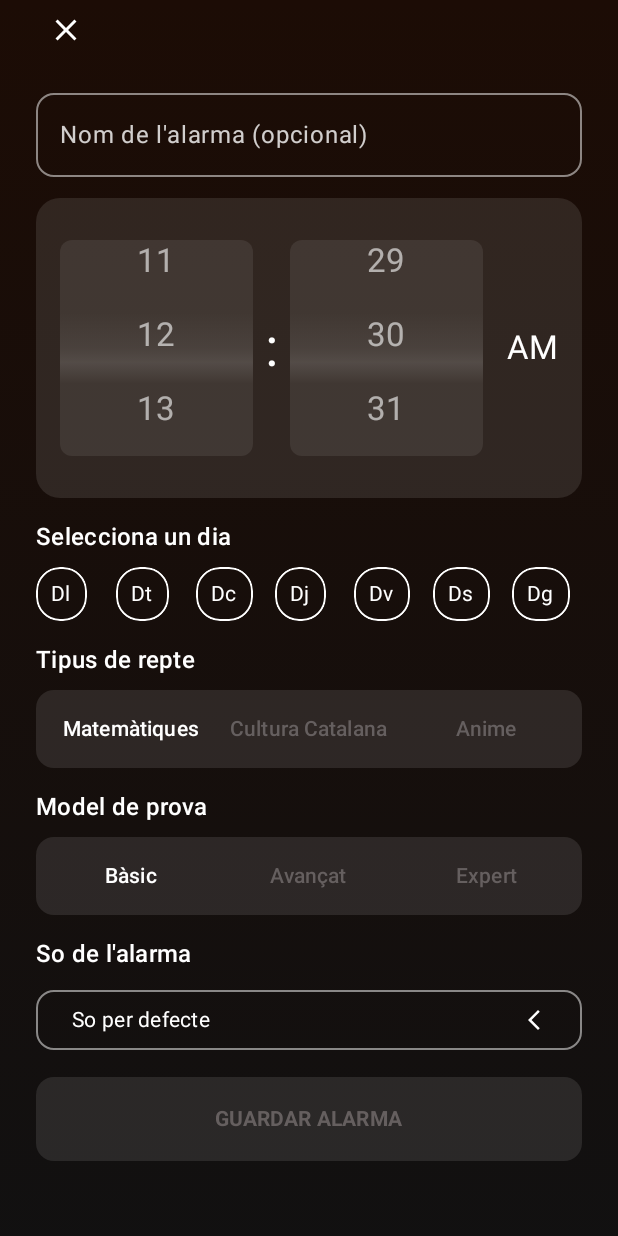
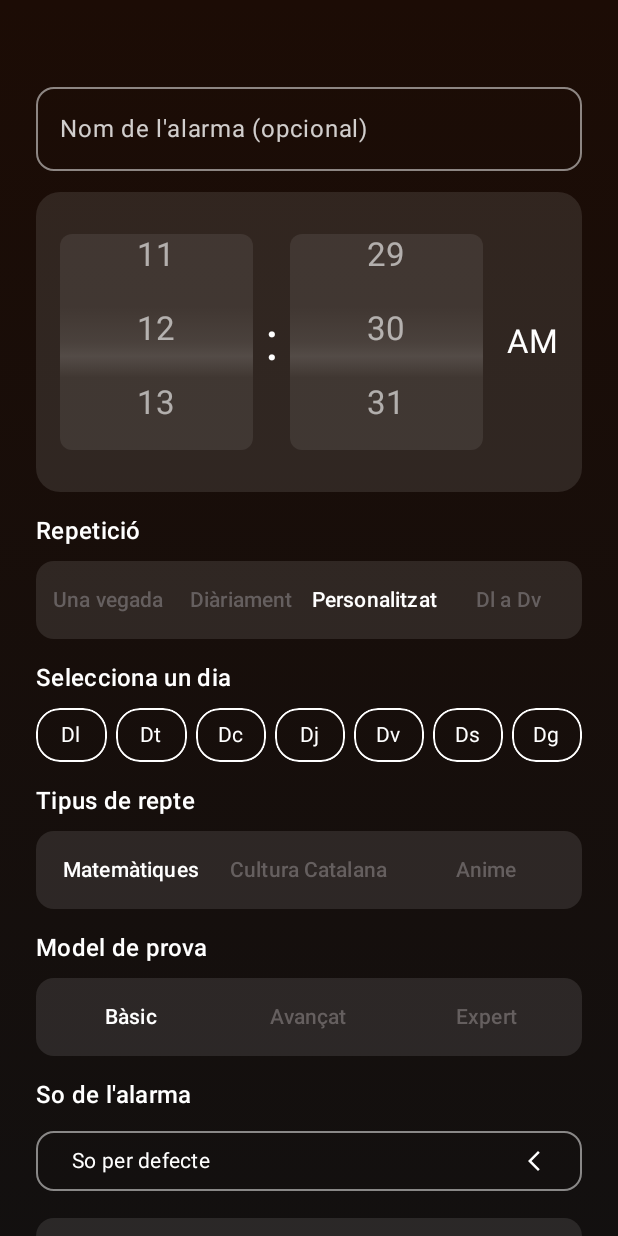
Before and after one commit to BobFarreras/DespertApp, an Android app built with Jetpack Compose: the screen it shows after launch (MainActivity), after a tap on "Afegir alarma", on a phone screen of 412 x 824 dp. Run offline under Robolectric (Android 15) with nearby library versions, the phone set to English and light mode, and no system bars; our stand-ins replace Dagger/Hilt's generated code, Room's generated code.

Commit message:
implementacio de repeticons d'alarma

```diff
--- a/app/src/main/java/com/deixebledenkaito/despertapp/data/AlarmDatabase.kt
+++ b/app/src/main/java/com/deixebledenkaito/despertapp/data/AlarmDatabase.kt
@@ -10,7 +10,7 @@ import androidx.room.migration.Migration
 import androidx.sqlite.db.SupportSQLiteDatabase
 
 // AlarmDatabase.kt
-@Database(entities = [AlarmEntity::class], version = 3)
+@Database(entities = [AlarmEntity::class], version = 4)
 @TypeConverters(Converters::class)
 abstract class AlarmDatabase : RoomDatabase() {
     abstract fun alarmDao(): AlarmDao // Proporciona accés al DAO
@@ -27,16 +27,16 @@ abstract class AlarmDatabase : RoomDatabase() {
                     AlarmDatabase::class.java,
                     "alarm_db"
                 )
-                    .addMigrations(MIGRATION_2_3) // Afegeix aquesta línia
+                    .addMigrations(MIGRATION_3_4) // Afegeix aquesta línia
                     .build()
                 INSTANCE = instance
                 instance
             }
         }
 
-        private val MIGRATION_2_3 = object : Migration(2, 3) {
+        private val MIGRATION_3_4 = object : Migration(3, 4) {
             override fun migrate(db: SupportSQLiteDatabase) {
-                db.execSQL("ALTER TABLE alarms ADD COLUMN challengeType TEXT NOT NULL DEFAULT 'Matemàtiques'")
+                db.execSQL("ALTER TABLE alarms ADD COLUMN repeatType TEXT NOT NULL DEFAULT 'Diàriament'")
             }
         }
     }
--- a/app/src/main/java/com/deixebledenkaito/despertapp/ui/screens/crearAlarma/CrearAlarmaScreen.kt
+++ b/app/src/main/java/com/deixebledenkaito/despertapp/ui/screens/crearAlarma/CrearAlarmaScreen.kt
@@ -16,8 +16,10 @@ import androidx.compose.foundation.layout.height
 
 import androidx.compose.foundation.layout.padding
 import androidx.compose.foundation.layout.size
+import androidx.compose.foundation.rememberScrollState
 
 import androidx.compose.foundation.shape.RoundedCornerShape
+import androidx.compose.foundation.verticalScroll
 import androidx.compose.material.icons.Icons
 import androidx.compose.material.icons.filled.ArrowBackIosNew
 import androidx.compose.material.icons.filled.ArrowForwardIos
@@ -36,6 +38,7 @@ import androidx.compose.material3.OutlinedTextField
 import androidx.compose.material3.Text
 import androidx.compose.material3.TextFieldDefaults
 import androidx.compose.runtime.Composable
+import androidx.compose.runtime.LaunchedEffect
 
 import androidx.compose.runtime.getValue
 
@@ -82,7 +85,8 @@ fun CrearAlarmaScreen(
     var alarmSoundName by remember { mutableStateOf("So per defecte") }
     var showSoundSelector by remember { mutableStateOf(false) }
 
-
+    var repeatType by remember { mutableStateOf("Personalitzat") }
+    val repeatOptions = listOf("Una vegada", "Diàriament", "Personalitzat", "Dl a Dv")
     val days = listOf("Dl", "Dt", "Dc", "Dj", "Dv", "Ds", "Dg")
     val testModels = listOf("Bàsic", "Avançat", "Expert")
 
@@ -90,6 +94,15 @@ fun CrearAlarmaScreen(
     val challengeTypes = listOf("Matemàtiques", "Cultura Catalana", "Anime")
 
     var colorTextButtom = Color(0xF7676161)
+
+    // Actualitzem els dies seleccionats quan canvia el tipus de repetició
+    LaunchedEffect(repeatType) {
+        selectedDays = when (repeatType) {
+            "Dl a Dv" -> listOf(1, 2, 3, 4, 5) // Dl(1) a Dv(5)
+            "Diàriament" -> listOf(1, 2, 3, 4, 5,6,7) //
+            else -> selectedDays // Mantenim la selecció actual per altres opcions
+        }
+    }
 
     if (showSoundSelector) {
         SelectSoundScreen(
@@ -105,6 +118,7 @@ fun CrearAlarmaScreen(
     }
     Column(
         modifier = modifier
+            .verticalScroll(rememberScrollState()) // <-- Afegim scroll vertical
             .fillMaxSize()
             .background(
                 brush = Brush.verticalGradient(
@@ -113,30 +127,9 @@ fun CrearAlarmaScreen(
                     endY = Float.POSITIVE_INFINITY
                 )
             )
-            .padding(horizontal = 24.dp),
+            .padding(horizontal = 24.dp, vertical = 50.dp),
         verticalArrangement = Arrangement.spacedBy(14.dp)
     ) {
-        // Capçalera amb títol i botó de tancar
-        Row(
-            modifier = Modifier.fillMaxWidth(),
-            horizontalArrangement = Arrangement.SpaceBetween,
-            verticalAlignment = Alignment.CenterVertically
-        ) {
-
-
-            IconButton(
-                onClick = onCancel,
-                modifier = Modifier
-                    .size(40.dp)
-            ) {
-                Icon(
-                    imageVector = Icons.Default.Close,
-                    contentDescription = "Tancar",
-                    tint = Color.White,
-                    modifier = Modifier.size(24.dp)
-                )
-            }
-        }
 
         // Nom de l'alarma (opcional)
         OutlinedTextField(
@@ -202,7 +195,20 @@ fun CrearAlarmaScreen(
                 )
             }
         }
+        // Afegim el nou selector de repetició
+        Column(verticalArrangement = Arrangement.spacedBy(8.dp)) {
+            Text(
+                text = "Repetició",
+                style = MaterialTheme.typography.titleMedium.copy(color = Color.White)
+            )
 
+            SegmentedControl(
+                items = repeatOptions,
+                selectedItem = repeatType,
+                onItemSelect = { repeatType = it },
+                modifier = Modifier.fillMaxWidth()
+            )
+        }
         // Dies de la setmana amb xips animats
         Column(verticalArrangement = Arrangement.spacedBy(8.dp)) {
             Text(
@@ -210,20 +216,27 @@ fun CrearAlarmaScreen(
                 style = MaterialTheme.typography.titleMedium.copy(color = Color.White)
             )
 
-            Row (
+            Row(
                 horizontalArrangement = Arrangement.spacedBy(6.dp),
                 modifier = Modifier.fillMaxWidth()
             ) {
                 days.forEachIndexed { index, day ->
-                    val selected = (index + 1) in selectedDays
+                    val dayNumber = index + 1
+                    val selected = dayNumber in selectedDays
+                    val enabled =
+                        repeatType != "De dilluns a divendres" // Deshabilitem si és "De dilluns a divendres"
+
                     Box(modifier = Modifier.weight(1f)) {
                         AnimacioDiaChip(
                             day = day,
                             selected = selected,
                             onClick = {
-                                selectedDays = if (selected) selectedDays - (index + 1)
-                                else selectedDays + (index + 1)
-                            }
+                                if (enabled) {
+                                    selectedDays = if (selected) selectedDays - dayNumber
+                                    else selectedDays + dayNumber
+                                }
+                            },
+                            enabled = enabled
                         )
                     }
                 }
@@ -259,7 +272,7 @@ fun CrearAlarmaScreen(
         }
 
 
-        if (selectedDays.isNotEmpty()){
+        if (selectedDays.isNotEmpty()) {
             colorTextButtom = Color.Black
 
         }
@@ -304,42 +317,43 @@ fun CrearAlarmaScreen(
                 val newAlarm = AlarmEntity(
                     hour = hour,
                     minute = minute,
-                    daysOfWeek = selectedDays,
+                    daysOfWeek = when (repeatType) {
+                        "Una vegada" -> emptyList() // No calen dies per alarmes d'una sola vegada
+                        "Dl a Dv" -> listOf(1, 2, 3, 4, 5) // Dl a Dv
+                        "Diàriament" -> (1..7).toList() // Tots els dies "Diariament""
+                        else -> selectedDays // Selecció manual per "Diàriament"
+                    },
                     isActive = true,
                     testModel = selectedModel,
-                    name = alarmName, // Afegeix el nom aquí
+                    name = alarmName,
                     alarmSound = alarmSound,
                     alarmSoundName = alarmSoundName,
-                    challengeType = selectedChallenge
+                    challengeType = selectedChallenge,
+                    repeatType = repeatType
                 )
                 onAdd(newAlarm)
-
-
             },
             modifier = Modifier
                 .fillMaxWidth()
                 .height(56.dp),
-            enabled = selectedDays.isNotEmpty(),
+            enabled = when (repeatType) {
+                "Una vegada" -> true // Sempre habilitat per alarmes d'una sola vegada
+                else -> selectedDays.isNotEmpty() // Requereix dies seleccionats per altres tipus
+            },
             colors = ButtonDefaults.buttonColors(
                 containerColor = Color.White.copy(alpha = 0.9f),
                 disabledContainerColor = Color.White.copy(alpha = 0.1f)
-
             ),
             shape = RoundedCornerShape(12.dp)
         ) {
-
             Text(
-
                 text = "GUARDAR ALARMA",
                 style = MaterialTheme.typography.labelLarge.copy(
-                    color = colorTextButtom,
-
+                    color = if (selectedDays.isNotEmpty() || repeatType == "Una vegada") Color.Black else colorTextButtom,
                     fontWeight = FontWeight.Bold
-                ),
-
-
+                )
             )
         }
-        Spacer(modifier = Modifier.height(10.dp))
     }
+
 }
--- a/app/src/main/java/com/deixebledenkaito/despertapp/ui/screens/crearAlarma/components/AnimacioDiaChip.kt
+++ b/app/src/main/java/com/deixebledenkaito/despertapp/ui/screens/crearAlarma/components/AnimacioDiaChip.kt
@@ -6,9 +6,11 @@ import androidx.compose.foundation.background
 import androidx.compose.foundation.border
 import androidx.compose.foundation.clickable
 import androidx.compose.foundation.layout.Box
+import androidx.compose.foundation.layout.fillMaxWidth
 import androidx.compose.foundation.layout.padding
 import androidx.compose.foundation.shape.RoundedCornerShape
 import androidx.compose.material3.MaterialTheme
+import androidx.compose.material3.Surface
 import androidx.compose.material3.Text
 import androidx.compose.runtime.Composable
 import androidx.compose.runtime.getValue
@@ -24,37 +26,43 @@ fun AnimacioDiaChip(
     day: String,
     selected: Boolean,
     onClick: () -> Unit,
-    modifier: Modifier = Modifier
+    enabled: Boolean = true
 ) {
     val backgroundColor by animateColorAsState(
-        targetValue = if (selected) Color.White else Color.Transparent,
+        if (selected) Color.White else Color.Transparent,
+        animationSpec = tween(durationMillis = 200)
+    )
+    val contentColor by animateColorAsState(
+        if (selected) Color.Black else Color.White,
         animationSpec = tween(durationMillis = 200)
     )
 
-    val textColor by animateColorAsState(
-        targetValue = if (selected) Color.Black else Color.White,
-        animationSpec = tween(durationMillis = 200)
-    )
-
-    Box(
-        modifier = modifier
+    Surface(
+        modifier = Modifier
             .clip(RoundedCornerShape(16.dp))
             .border(
                 width = 1.dp,
-                color = Color.White,
+                color = if (enabled) Color.White else Color.White.copy(alpha = 0.3f),
                 shape = RoundedCornerShape(16.dp)
             )
-            .clickable(onClick = onClick)
-            .background(backgroundColor, RoundedCornerShape(16.dp))
-            .padding(horizontal = 10.dp, vertical = 8.dp),
-        contentAlignment = Alignment.Center
+            .clickable(
+                enabled = enabled,
+                onClick = onClick
+            ),
+        color = backgroundColor,
+        shape = RoundedCornerShape(16.dp)
     ) {
-        Text(
-            text = day,
-            style = MaterialTheme.typography.labelLarge.copy(
-                color = textColor,
-                fontWeight = if (selected) FontWeight.Bold else FontWeight.Normal
+        Box(
+            contentAlignment = Alignment.Center,
+            modifier = Modifier
+                .padding(vertical = 8.dp)
+                .fillMaxWidth()
+        ) {
+            Text(
+                text = day,
+                color = if (enabled) contentColor else contentColor.copy(alpha = 0.3f),
+                style = MaterialTheme.typography.bodyMedium
             )
-        )
+        }
     }
 }
```
Also changed, not shown: app/src/main/java/com/deixebledenkaito/despertapp/receiver/AlarmReceiver.kt (+41 -6 lines), app/src/main/java/com/deixebledenkaito/despertapp/ui/screens/components/AlarmItemCard.kt (+20 -0 lines), app/src/main/java/com/deixebledenkaito/despertapp/viewmodel/AlarmViewModel.kt (+13 -15 lines).
